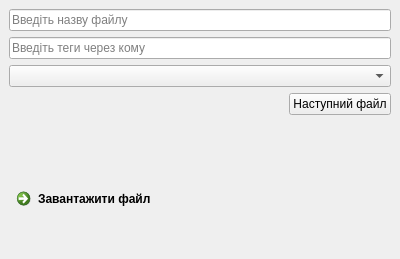
Before: the Qt Designer form gui/file_upload.ui in andrii-shchur/TeleCloud, drawn with Qt 5.
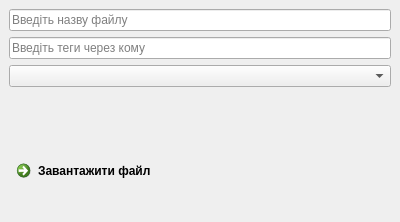
After: the same form once the commit is applied. Icons and pictures are not drawn.

The edit to the form file:
```diff
--- a/gui/file_upload.ui
+++ b/gui/file_upload.ui
@@ -7,7 +7,7 @@
     <x>0</x>
     <y>0</y>
     <width>400</width>
-    <height>259</height>
+    <height>222</height>
    </rect>
   </property>
   <property name="windowTitle">
@@ -36,30 +36,6 @@
     <item>
      <widget class="QComboBox" name="folders_list"/>
     </item>
-    <item>
-     <layout class="QHBoxLayout" name="horizontalLayout">
-      <item>
-       <spacer name="horizontalSpacer">
-        <property name="orientation">
-         <enum>Qt::Horizontal</enum>
-        </property>
-        <property name="sizeHint" stdset="0">
-         <size>
-          <width>40</width>
-          <height>20</height>
-         </size>
-        </property>
-       </spacer>
-      </item>
-      <item>
-       <widget class="QPushButton" name="pushButton">
-        <property name="text">
-         <string>Наступний файл</string>
-        </property>
-       </widget>
-      </item>
-     </layout>
-    </item>
     <item>
      <widget class="QLabel" name="alertLabel">
       <property name="text">
```
